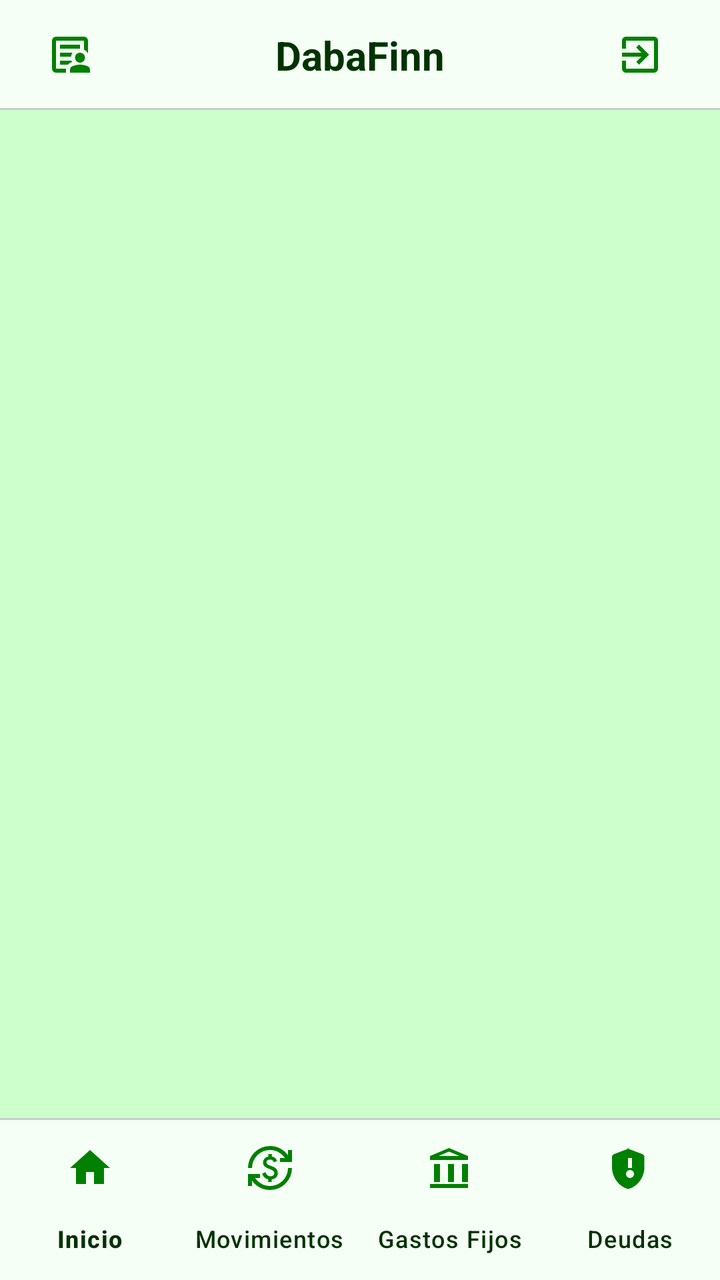
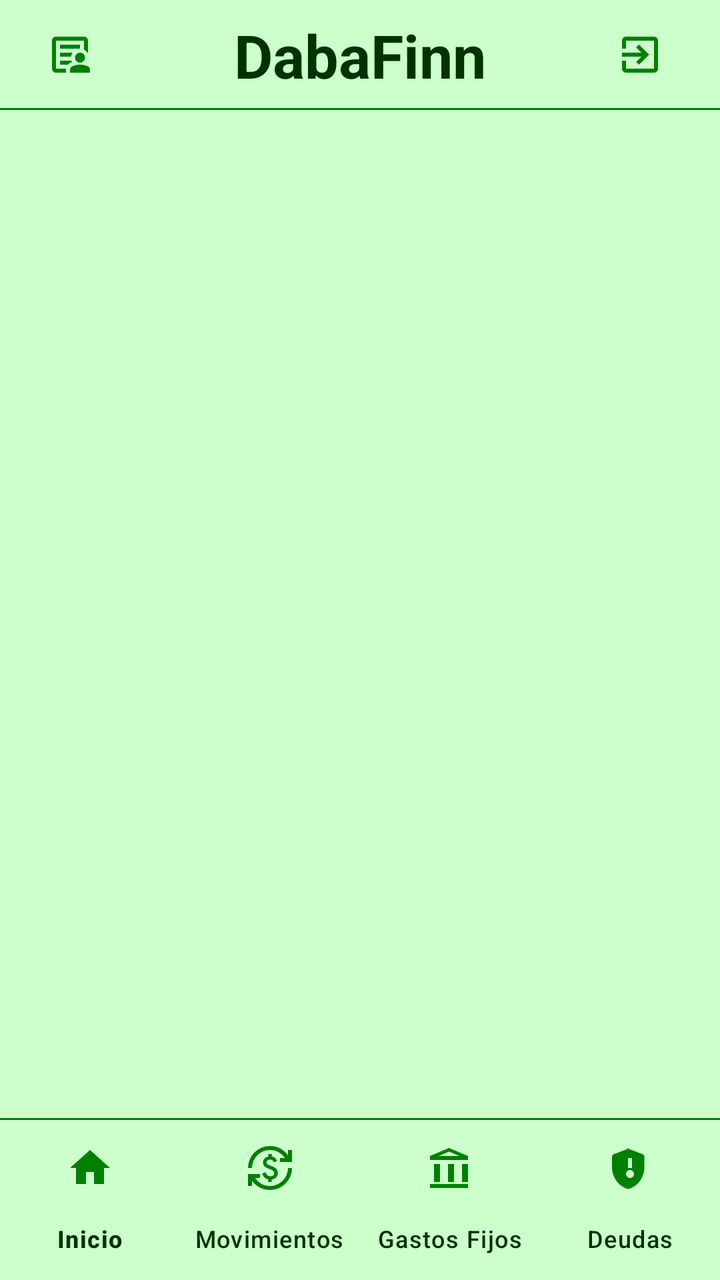

Two renders of the same Android screen: before a commit and after it. Below are the layout's source before the change and the commit's diff.
<!-- AndroidManifest.xml: application theme Theme.MyLittleFinanControl -->
<!-- res/layout/activity_main.xml -->
<?xml version="1.0" encoding="utf-8"?>
<RelativeLayout
    xmlns:android="http://schemas.android.com/apk/res/android"
    xmlns:app="http://schemas.android.com/apk/res-auto"
    xmlns:tools="http://schemas.android.com/tools"
    android:id="@+id/main"
    android:layout_width="match_parent"
    android:layout_height="match_parent"
    android:fitsSystemWindows="true"
    tools:context=".MainActivity">

    <RelativeLayout
        android:id="@+id/toolbarRL"
        android:layout_width="match_parent"
        android:layout_height="55dp"
        android:background="@color/white_ligth">

        <ImageButton
            android:id="@+id/btnPerfilToolbar"
            android:layout_width="50dp"
            android:layout_height="50dp"
            android:src="@drawable/ic_perfil"
            android:background="@android:color/transparent"
            android:padding="8dp"
            android:layout_marginStart="10dp"
            android:layout_centerVertical="true"
            app:tint="@color/primary" />

        <TextView
            android:layout_width="wrap_content"
            android:layout_height="wrap_content"
            android:layout_centerInParent="true"
            android:id="@+id/app_name"
            android:textSize="20sp"
            android:text="@string/app_name"
            android:textStyle="bold"
            android:textColor="@color/black"/>

        <ImageButton
            android:id="@+id/ic_sign_out"
            android:layout_width="50dp"
            android:layout_height="50dp"
            android:layout_marginEnd="15dp"
            android:layout_alignParentEnd="true"
            android:src="@drawable/ic_sign_out"
            android:background="@android:color/transparent"
            android:layout_centerVertical="true"
            android:contentDescription="Cerrar Sesión"
            app:tint="@color/primary"/>

        <View
            android:layout_width="match_parent"
            android:layout_height="1dp"
            android:background="#CCCCCC"
            android:layout_alignParentBottom="true"/>

    </RelativeLayout>

    <FrameLayout
        android:layout_width="match_parent"
        android:layout_height="match_parent"
        android:layout_below="@id/toolbarRL"
        android:layout_above="@+id/view"
        android:id="@+id/fragmentoFL"/>

    <View
        android:id="@+id/view"
        android:background="#CCCCCC"
        android:layout_above="@+id/botonNV"
        android:layout_width="match_parent"
        android:layout_height="1dp"/>

    <com.google.android.material.bottomnavigation.BottomNavigationView
        android:layout_width="match_parent"
        android:layout_height="wrap_content"
        android:id="@+id/botonNV"
        android:layout_alignParentBottom="true"
        app:menu="@menu/menu_bottom"
        app:itemIconTint="@color/primary"
        app:itemTextColor="@color/black"
        android:background="@color/white_ligth"
        app:itemActiveIndicatorStyle="@style/Widget.Material3.BottomNavigationView.ActiveIndicator"
        app:labelVisibilityMode="labeled"/>

</RelativeLayout>
<!-- resources referenced by this layout -->
<resources>
  <color name="black">#003300</color>
  <color name="primary">#008000</color>
  <color name="white_ligth">#F6FFF6</color>
  <!-- drawable ic_perfil (drawable) -->
  <vector xmlns:android="http://schemas.android.com/apk/res/android" android:height="24dp" android:tint="#000000" android:viewportHeight="960" android:viewportWidth="960" android:width="24dp">
        
      <path android:fillColor="@android:color/white" android:pathData="M200,760L200,760Q200,760 200,760Q200,760 200,760L200,200Q200,200 200,200Q200,200 200,200L200,200Q200,200 200,200Q200,200 200,200L200,379Q200,370 200,365Q200,360 200,360Q200,360 200,412.5Q200,465 200,540Q200,563 200,585Q200,607 200,627Q200,644 200,675Q200,706 200,760ZM280,520L501,520Q503,498 511,478Q519,458 531,440L280,440L280,520ZM280,680L437,680Q454,660 476,647.5Q498,635 522,627Q518,621 515,614Q512,607 510,600L280,600L280,680ZM280,360L680,360Q680,360 680,360Q680,360 680,360L680,280L280,280L280,360ZM200,840Q167,840 143.5,816.5Q120,793 120,760L120,200Q120,167 143.5,143.5Q167,120 200,120L760,120Q793,120 816.5,143.5Q840,167 840,200L840,458Q826,432 806,412Q786,392 760,379L760,200Q760,200 760,200Q760,200 760,200L200,200Q200,200 200,200Q200,200 200,200L200,760Q200,760 200,760Q200,760 200,760L402,760Q401,766 400.5,772Q400,778 400,784L400,840L200,840ZM680,640Q638,640 609,611Q580,582 580,540Q580,498 609,469Q638,440 680,440Q722,440 751,469Q780,498 780,540Q780,582 751,611Q722,640 680,640ZM480,840L480,784Q480,760 492.5,739.5Q505,719 528,710Q564,695 602.5,687.5Q641,680 680,680Q719,680 757.5,687.5Q796,695 832,710Q855,719 867.5,739.5Q880,760 880,784L880,840L480,840Z"/>
      
  </vector>
  <!-- drawable ic_sign_out (drawable) -->
  <vector xmlns:android="http://schemas.android.com/apk/res/android"
      android:autoMirrored="true"
      android:height="24dp"
      android:width="24dp"
      android:viewportHeight="24"
      android:viewportWidth="24"
      android:tint="@color/btn_primary">
  
      <path
          android:fillColor="?android:attr/textColorPrimary"
          android:pathData="M10.09,15.59L11.5,17l5,-5 -5,-5 -1.41,1.41L12.67,11H3v2h9.67l-2.58,2.59zM19,3H5c-1.11,0 -2,0.9 -2,2v4h2V5h14v14H5v-4H3v4c0,1.1 0.89,2 2,2h14c1.1,0 2,-0.9 2,-2V5c0,-1.1 -0.9,-2 -2,-2z" />
  </vector>
  <string name="app_name">DabaFinn</string>
  <style name="Theme.MyLittleFinanControl" parent="Base.Theme.MyLittleFinanControl" />
  <color name="btn_primary">#00C292</color>
  <style name="Base.Theme.MyLittleFinanControl" parent="Theme.Material3.DayNight.NoActionBar">
          
          <item name="colorPrimary">@color/primary</item>
          <item name="colorOnPrimary">@color/white</item>
          <item name="colorSecondary">@color/secondary</item>
          <item name="colorOnSecondary">@color/white</item>
          
          
          <item name="android:windowBackground">@color/background_light</item>
          <item name="colorSurface">@color/background_light</item>
          
          
          <item name="colorError">@color/accent_alerta</item>
          
          
          <item name="android:statusBarColor">@color/background_light</item>
          <item name="android:windowLightStatusBar">true</item>
      </style>
  <color name="white">#CCFFCC</color>
  <color name="secondary">#33FF00</color>
  <color name="background_light">#CCFFCC</color>
  <color name="accent_alerta">#FF7878</color>
</resources>

<!-- the commit's change to res/layout/activity_main.xml (unified diff, before → after) -->
@@ -13,7 +13,7 @@
         android:id="@+id/toolbarRL"
         android:layout_width="match_parent"
         android:layout_height="55dp"
-        android:background="@color/white_ligth">
+        android:background="?attr/colorSecondary">
 
         <ImageButton
             android:id="@+id/btnPerfilToolbar"
@@ -24,17 +24,17 @@
             android:padding="8dp"
             android:layout_marginStart="10dp"
             android:layout_centerVertical="true"
-            app:tint="@color/primary" />
+            app:tint="?attr/colorPrimary" />
 
         <TextView
             android:layout_width="wrap_content"
             android:layout_height="wrap_content"
             android:layout_centerInParent="true"
             android:id="@+id/app_name"
-            android:textSize="20sp"
+            android:textSize="30sp"
             android:text="@string/app_name"
             android:textStyle="bold"
-            android:textColor="@color/black"/>
+            android:textColor="?attr/colorOnSurface"/>
 
         <ImageButton
             android:id="@+id/ic_sign_out"
@@ -46,12 +46,12 @@
             android:background="@android:color/transparent"
             android:layout_centerVertical="true"
             android:contentDescription="Cerrar Sesión"
-            app:tint="@color/primary"/>
+            app:tint="?attr/colorPrimary"/>
 
         <View
             android:layout_width="match_parent"
             android:layout_height="1dp"
-            android:background="#CCCCCC"
+            android:background="?attr/colorPrimary"
             android:layout_alignParentBottom="true"/>
 
     </RelativeLayout>
@@ -65,7 +65,7 @@
 
     <View
         android:id="@+id/view"
-        android:background="#CCCCCC"
+        android:background="?attr/colorPrimary"
         android:layout_above="@+id/botonNV"
         android:layout_width="match_parent"
         android:layout_height="1dp"/>
@@ -76,9 +76,9 @@
         android:id="@+id/botonNV"
         android:layout_alignParentBottom="true"
         app:menu="@menu/menu_bottom"
-        app:itemIconTint="@color/primary"
-        app:itemTextColor="@color/black"
-        android:background="@color/white_ligth"
+        app:itemIconTint="?attr/colorPrimary"
+        app:itemTextColor="?attr/colorOnSurface"
+        android:background="?attr/colorSecondary"
         app:itemActiveIndicatorStyle="@style/Widget.Material3.BottomNavigationView.ActiveIndicator"
         app:labelVisibilityMode="labeled"/>
 
<!-- resource entries referenced after the edit -->
@@ -1,8 +1,5 @@
 <!-- resources referenced by this layout -->
 <resources>
-  <color name="black">#003300</color>
-  <color name="primary">#008000</color>
-  <color name="white_ligth">#F6FFF6</color>
   <!-- drawable ic_perfil (drawable) -->
   <vector xmlns:android="http://schemas.android.com/apk/res/android" android:height="24dp" android:tint="#000000" android:viewportHeight="960" android:viewportWidth="960" android:width="24dp">
         
@@ -27,22 +24,42 @@
   <color name="btn_primary">#00C292</color>
   <style name="Base.Theme.MyLittleFinanControl" parent="Theme.Material3.DayNight.NoActionBar">
           
-          <item name="colorPrimary">@color/primary</item>
-          <item name="colorOnPrimary">@color/white</item>
-          <item name="colorSecondary">@color/secondary</item>
-          <item name="colorOnSecondary">@color/white</item>
-          
+  
+          <item name="colorPrimary">@color/verde_oscuro</item>
+  
+          <item name="colorOnPrimary">@color/verde_claro</item>
+  
+  
+          <item name="colorPrimaryContainer">@color/verde_transparente</item>
+          <item name="colorOnPrimaryContainer">@color/verde_negro</item>
+  
+  
+          <item name="colorSecondary">@color/white</item>
+  
+          <item name="colorOnSecondary">@color/secondary</item>
+  
+  
+          <item name="colorOutline">@color/verde_negro</item>
+  
+  
+          <item name="colorOnSurface">@color/verde_negro</item>
+  
           
           <item name="android:windowBackground">@color/background_light</item>
-          <item name="colorSurface">@color/background_light</item>
-          
-          
+          <item name="colorSurface">@color/verde_transparente</item>
+  
           <item name="colorError">@color/accent_alerta</item>
-          
+  
+          <item name="colorOnError">@color/accent_alerta</item>
+  
           
           <item name="android:statusBarColor">@color/background_light</item>
           <item name="android:windowLightStatusBar">true</item>
       </style>
+  <color name="verde_oscuro">#008000</color>
+  <color name="verde_claro">#CCFFCC</color>
+  <color name="verde_transparente">#5FCCFFCC</color>
+  <color name="verde_negro">#003300</color>
   <color name="white">#CCFFCC</color>
   <color name="secondary">#33FF00</color>
   <color name="background_light">#CCFFCC</color>
